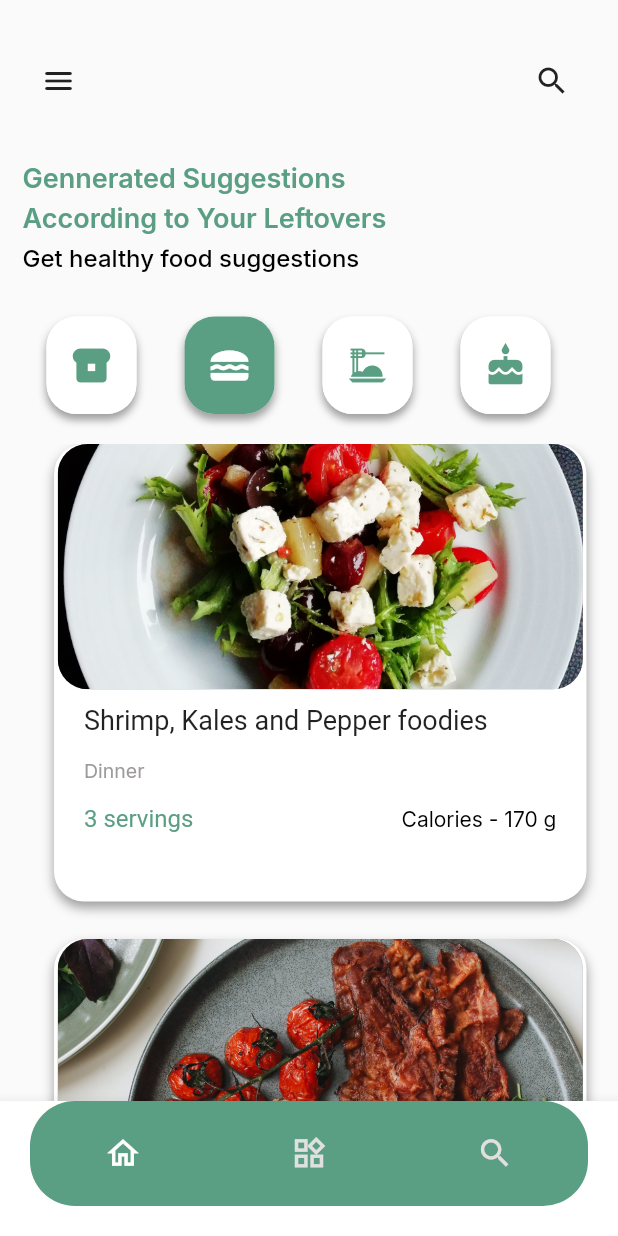
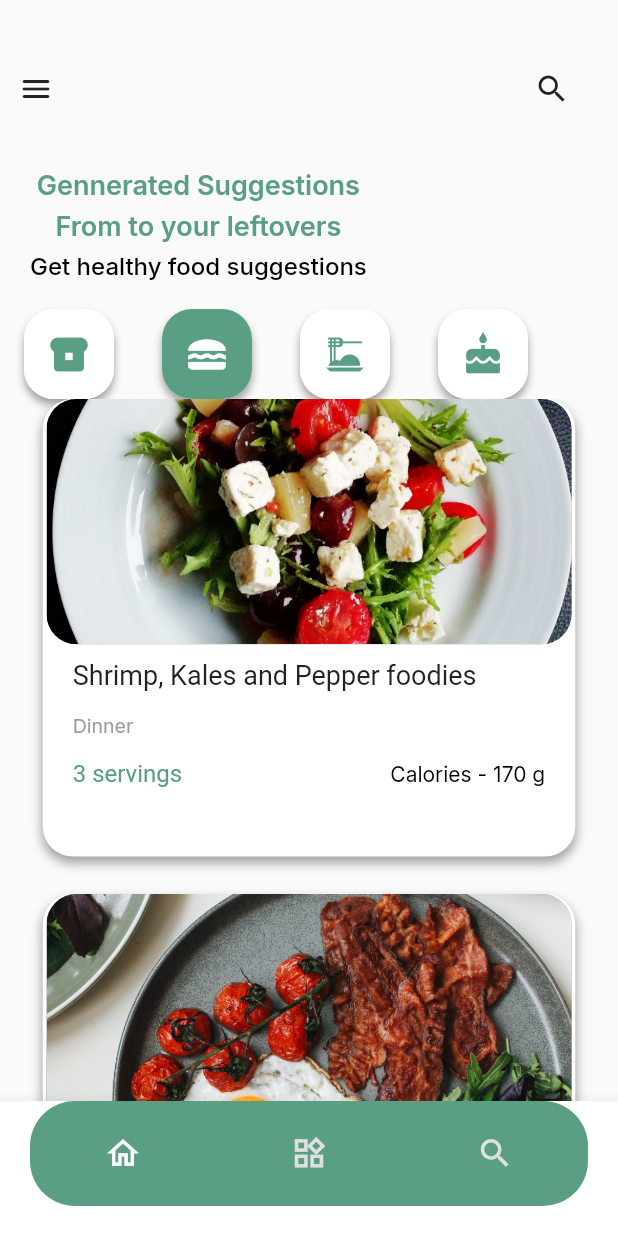
Before and after one commit to kimani141690/rechauffe_foods, a Flutter app: the SuggestedFoods screen opened directly, on a phone screen of 412 x 824 dp. Run offline on Flutter 3.47's test engine with Material 2 defaults, Android fonts, the phone set to English and light mode, and no system bars; our stand-ins replace cloud_firestore, firebase_core, google_fonts; accounts and stored records are empty.

```diff
--- a/frontend/lib/main.dart
+++ b/frontend/lib/main.dart
@@ -1,9 +1,14 @@
 import 'package:flutter/material.dart';
 import 'package:frontend/screens/home.dart';
 import 'package:frontend/screens/leftovers_management.dart';
+import 'package:firebase_core/firebase_core.dart';
 import 'package:frontend/screens/suggested_foods.dart';
+import 'package:cloud_firestore/cloud_firestore.dart';
 
-void main() {
+Future main() async {
+  WidgetsFlutterBinding.ensureInitialized();
+  await Firebase.initializeApp();
+
   runApp(const MyApp());
 }
 
@@ -28,7 +33,7 @@ class MyApp extends StatelessWidget {
         // is not restarted.
         primarySwatch: Colors.blue,
       ),
-      home: LeftoversManagement(),
+      home: SuggestedFoods(),
     );
   }
 }
--- a/frontend/lib/screens/suggested_foods.dart
+++ b/frontend/lib/screens/suggested_foods.dart
@@ -51,45 +51,51 @@ class SuggestedFoods extends StatelessWidget {
   Widget build(BuildContext context) {
     return Scaffold(
       body: Container(
-        margin: EdgeInsets.only(left: 15, top: 30),
         child: Column(
           crossAxisAlignment: CrossAxisAlignment.start,
           children: [
             Container(
-              margin: EdgeInsets.only(right: 20),
+              margin: const EdgeInsets.only(right: 20),
+              child: Padding(
+                padding: const EdgeInsets.only(top: 35),
                 child: Row(
                   mainAxisAlignment: MainAxisAlignment.spaceBetween,
                   children: [
                     IconButton(
                       onPressed: () {},
-                    icon: Icon(Icons.menu_rounded),
+                      icon: const Icon(Icons.menu_rounded),
                     ),
                     IconButton(
                       onPressed: () {},
-                    icon: Icon(Icons.search),
+                      icon: const Icon(Icons.search),
                     )
                   ],
                 ),
               ),
-            SizedBox(
+            ),
+            const SizedBox(
               height: 30,
             ),
+            Padding(
+              padding: const EdgeInsets.only(left: 20),
+              child: Column(
+                children: [
                   CustomText(
                     text: "Gennerated Suggestions",
                     fontWeight: FontWeight.w600,
                     fontSize: 18,
                     textColor: AppColors.mainColor,
                   ),
-            SizedBox(
+                  const SizedBox(
                     height: 5,
                   ),
                   CustomText(
-              text: "According to Your Leftovers",
+                    text: "From to your leftovers",
                     fontWeight: FontWeight.w600,
                     fontSize: 18,
                     textColor: AppColors.mainColor,
                   ),
-            SizedBox(
+                  const SizedBox(
                     height: 5,
                   ),
                   CustomText(
@@ -97,15 +103,18 @@ class SuggestedFoods extends StatelessWidget {
                     fontWeight: FontWeight.w500,
                     fontSize: 16,
                   ),
-            SizedBox(
-              height: 30,
+                ],
+              ),
+            ),
+            const SizedBox(
+              height: 20,
             ),
             Container(
-              margin: EdgeInsets.only(left: 16, right: 16),
-              height: 65,
+              margin: const EdgeInsets.only(left: 16, right: 16),
+              height: 60,
               width: double.infinity,
               child: ListView.separated(
-                separatorBuilder: (context, index) => SizedBox(
+                separatorBuilder: (context, index) => const SizedBox(
                   width: 32,
                 ),
                 scrollDirection: Axis.horizontal,
@@ -119,15 +128,12 @@ class SuggestedFoods extends StatelessWidget {
                 },
               ),
             ),
-            SizedBox(
-              height: 20,
-            ),
             Center(
               child: Container(
                 height: 522,
                 width: 375,
                 child: ListView.separated(
-                  separatorBuilder: (context, index) => SizedBox(
+                  separatorBuilder: (context, index) => const SizedBox(
                     height: 15,
                   ),
                   itemCount: calories.length,
--- a/frontend/pubspec.yaml
+++ b/frontend/pubspec.yaml
@@ -36,6 +36,9 @@ dependencies:
   # The following adds the Cupertino Icons font to your application.
   # Use with the CupertinoIcons class for iOS style icons.
   cupertino_icons: ^1.0.2
+
+  #Firebase Database
+  cloud_firestore: ^4.7.1
 
 dev_dependencies:
   flutter_test:
```
Also changed, not shown: frontend/pubspec.lock, 6 other files. Lines whose indentation alone changed are shown as unchanged.
